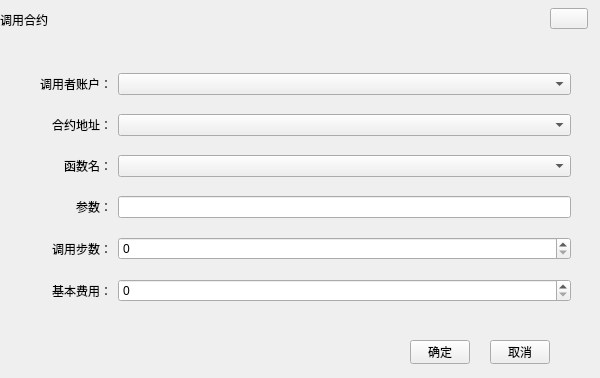
First picture: the form in custom/CallContractWidgetHX.ui, repository HcashOrg/HX-IDE, before the edit.
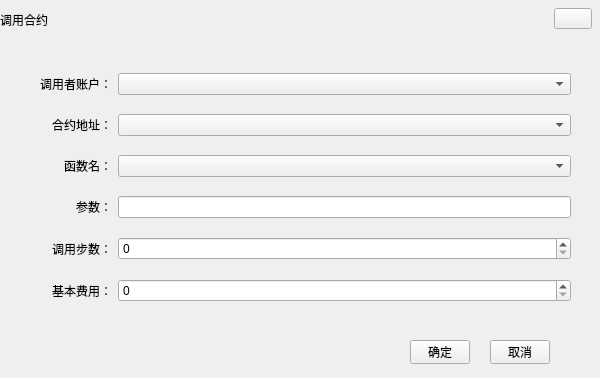
Second picture: the form after the edit.

Patch:
```diff
--- a/custom/CallContractWidgetHX.ui
+++ b/custom/CallContractWidgetHX.ui
@@ -29,7 +29,7 @@
   <widget class="QToolButton" name="closeBtn">
    <property name="geometry">
     <rect>
-     <x>550</x>
+     <x>554</x>
      <y>8</y>
      <width>38</width>
      <height>21</height>
```
